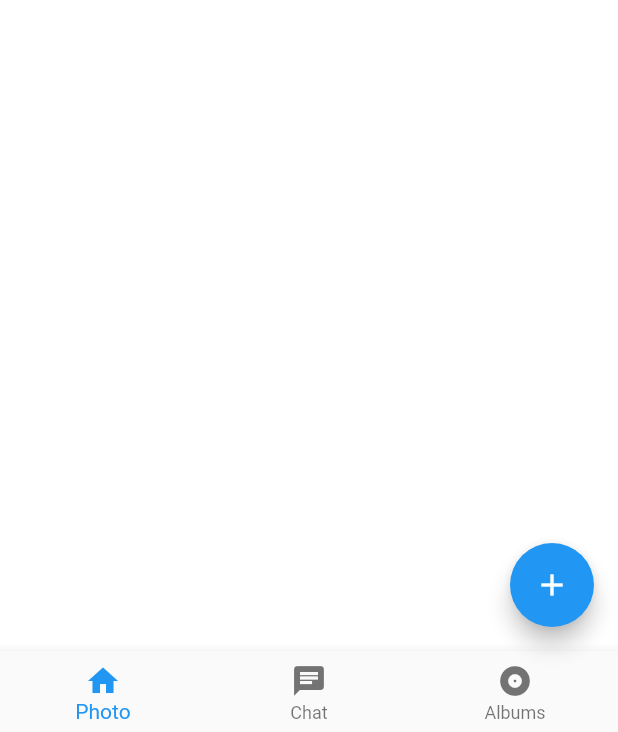
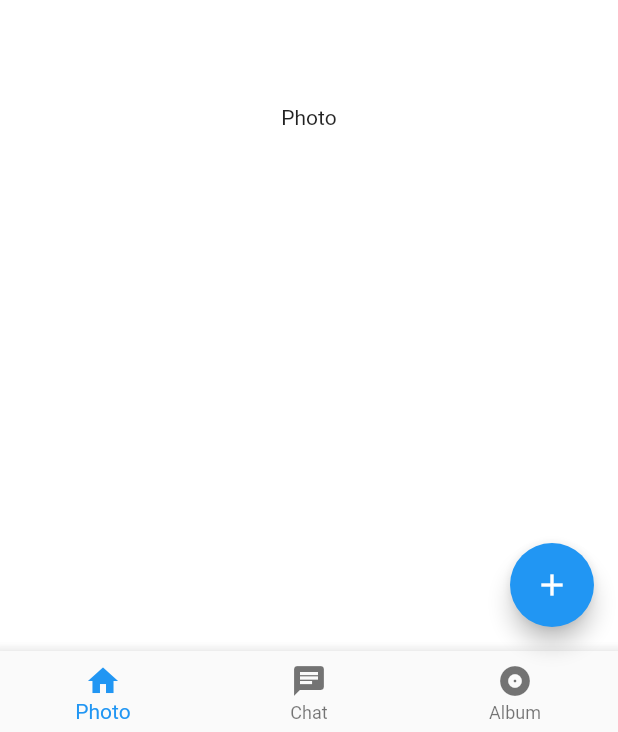
Before and after one commit to matua/dart_essentials, a Flutter app: the screen it shows after launch, in the side drawer, after a tap on the "account circle" icon, on a phone screen of 412 x 824 dp. Shown: the part 501-1233 px from the top of the screen. Run offline on Flutter 3.47's test engine with Material 2 defaults, Android fonts, the phone set to English and light mode, and no system bars.

Commit message:
Final refactoring

```diff
--- a/05_MaterialCupertino/simple_app/lib/main.dart
+++ b/05_MaterialCupertino/simple_app/lib/main.dart
@@ -10,9 +10,6 @@ class MyApp extends StatelessWidget {
   Widget build(BuildContext context) {
     return MaterialApp(
       title: 'Flutter Demo',
-      theme: ThemeData(
-        primarySwatch: Colors.blue,
-      ),
       debugShowCheckedModeBanner: false,
       home: MyHomePage(title: 'Flutter Demo Home Page'),
     );
@@ -20,45 +17,71 @@ class MyApp extends StatelessWidget {
 }
 
 class MyHomePage extends StatefulWidget {
-  MyHomePage({Key? key, required this.title}) : super(key: key);
+  MyHomePage({Key key, @required this.title}) : super(key: key);
   final String title;
 
   @override
   _MyHomePageState createState() => _MyHomePageState();
 }
 
-class _MyHomePageState extends State<MyHomePage> {
+class _MyHomePageState extends State<MyHomePage>
+    with SingleTickerProviderStateMixin {
+  TabController _tabController;
+  int _currentTabIndex = 0;
+
+  @override
+  void initState() {
+    super.initState();
+    _tabController = TabController(length: _tabBar.length, vsync: this);
+    _tabController.addListener(() {
+      setState(() {
+        _currentTabIndex = _tabController.index;
+      });
+    });
+  }
+
   @override
   Widget build(BuildContext context) {
-    return DefaultTabController(
-      length: 3,
-      child: Scaffold(
+    return Scaffold(
       backgroundColor: Colors.white,
       appBar: AppBar(
         actions: [
           Builder(
             builder: (context) => IconButton(
+              onPressed: Scaffold.of(context).openEndDrawer,
               icon: Icon(Icons.account_circle_rounded),
-                onPressed: () => Scaffold.of(context).openEndDrawer(),
-                tooltip: MaterialLocalizations.of(context).openAppDrawerTooltip,
             ),
           ),
         ],
         title: Text(widget.title),
       ),
+      body: TabBarView(
+        controller: _tabController,
+        children: [
+          Container(
+            color: Colors.white,
+            child: Center(child: Text('Photo')),
+          ),
+          Container(
+            color: Colors.blue,
+            child: Center(child: Text('Chat')),
+          ),
+          Container(
+            color: Colors.red,
+            child: Center(child: Text('Albums')),
+          ),
+        ],
+      ),
       drawer: Drawer(
         child: Column(
           children: <Widget>[
             DrawerHeader(
-                decoration: BoxDecoration(
-                  image: DecorationImage(
-                    image: AssetImage('assets/skillbox_avatar.png'),
+              child: CircleAvatar(
+                radius: 60,
+                backgroundImage: AssetImage('assets/flutter_logo.png'),
+                backgroundColor: Colors.white,
               ),
             ),
-                child: null,
-              ),
-              Column(
-                children: [
             ListTile(
               leading: Icon(Icons.home),
               title: Text('Home'),
@@ -77,8 +100,6 @@ class _MyHomePageState extends State<MyHomePage> {
               trailing: Icon(Icons.arrow_forward_ios),
               onTap: () {},
             ),
-                ],
-              ),
             Expanded(
               child: Container(),
             ),
@@ -87,32 +108,12 @@ class _MyHomePageState extends State<MyHomePage> {
               child: Row(
                 mainAxisAlignment: MainAxisAlignment.spaceAround,
                 children: [
-                    ElevatedButton(
-                      style: ButtonStyle(
-                        backgroundColor: MaterialStateProperty.all<Color>(
-                            Colors.grey.shade400),
-                        textStyle: MaterialStateProperty.all(
-                          TextStyle(
-                            color: Colors.black,
+                  MyElevatedButton(
+                    const Text('Выход'),
                   ),
-                        ),
-                      ),
-                      onPressed: () {},
-                      child: Text('Выход'),
-                    ),
-                    ElevatedButton(
-                      style: ButtonStyle(
-                        backgroundColor: MaterialStateProperty.all<Color>(
-                            Colors.grey.shade400),
-                        textStyle: MaterialStateProperty.all(
-                          TextStyle(
-                            color: Colors.black,
-                          ),
-                        ),
-                      ),
-                      onPressed: () {},
-                      child: Text('Регистрация'),
-                    ),
+                  MyElevatedButton(
+                    const Text('Регистрация'),
+                  )
                 ],
               ),
             )
@@ -135,17 +136,23 @@ class _MyHomePageState extends State<MyHomePage> {
           ],
         ),
       ),
-        bottomNavigationBar: BottomNavigationBar(
-          currentIndex: 0,
-          onTap: (int index) {},
-          items: const [
-            BottomNavigationBarItem(icon: Icon(Icons.home), label: "Photo"),
-            BottomNavigationBarItem(icon: Icon(Icons.chat), label: "Chat"),
-            BottomNavigationBarItem(icon: Icon(Icons.album), label: "Albums"),
+      bottomNavigationBar: BottomAppBar(
+        child: BottomNavigationBar(
+          onTap: (index) => setState(() {
+            _tabController.index = index;
+            _currentTabIndex = index;
+          }),
+          currentIndex: _currentTabIndex,
+          items: [
+            for (final item in _tabBar)
+              BottomNavigationBarItem(
+                label: item.title,
+                icon: item.icon,
+              )
           ],
         ),
+      ),
       floatingActionButton: MyFloatingActionButton(),
-      ), // This trailing comma makes auto-formatting nicer for build methods.
     );
   }
 }
@@ -198,20 +205,7 @@ class _MyFloatingActionButtonState extends State<MyFloatingActionButton> {
                             ],
                           ),
                         ),
-                        ElevatedButton(
-                            style: ButtonStyle(
-                              backgroundColor: MaterialStateProperty.all<Color>(
-                                  Colors.grey.shade400),
-                              textStyle: MaterialStateProperty.all(
-                                TextStyle(
-                                  color: Colors.black,
-                                ),
-                              ),
-                            ),
-                            child: const Text('Оплатить'),
-                            onPressed: () {
-                              Navigator.pop(context);
-                            })
+                        MyElevatedButton(const Text('Оплатить')),
                       ],
                     ),
                   ),
@@ -232,3 +226,43 @@ class _MyFloatingActionButtonState extends State<MyFloatingActionButton> {
     });
   }
 }
+
+class MyElevatedButton extends StatelessWidget {
+  MyElevatedButton(this._child);
+
+  final Widget _child;
+
+  @override
+  Widget build(BuildContext context) {
+    return ElevatedButton(
+        style: ButtonStyle(
+          backgroundColor:
+              MaterialStateProperty.all<Color>(Colors.grey.shade400),
+          textStyle: MaterialStateProperty.all(
+            TextStyle(
+              color: Colors.black,
+            ),
+          ),
+        ),
+        child: _child,
+        onPressed: () {
+          Navigator.pop(context);
+        });
+  }
+}
+
+class TabItem {
+  String title;
+  Icon icon;
+
+  TabItem({
+    @required this.title,
+    @required this.icon,
+  });
+}
+
+final List<TabItem> _tabBar = [
+  TabItem(title: "Photo", icon: Icon(Icons.home)),
+  TabItem(title: "Chat", icon: Icon(Icons.chat)),
+  TabItem(title: "Album", icon: Icon(Icons.album)),
+];
--- a/05_MaterialCupertino/simple_app/pubspec.yaml
+++ b/05_MaterialCupertino/simple_app/pubspec.yaml
@@ -18,7 +18,7 @@ publish_to: 'none' # Remove this line if you wish to publish to pub.dev
 version: 1.0.0+1
 
 environment:
-  sdk: ">=2.12.0 <3.0.0"
+  sdk: ">=2.7.0 <3.0.0"
 
 dependencies:
   flutter:
```
Also changed, not shown: 05_MaterialCupertino/simple_app/assets/flutter_logo.png (added). Lines whose indentation alone changed are shown as unchanged.
